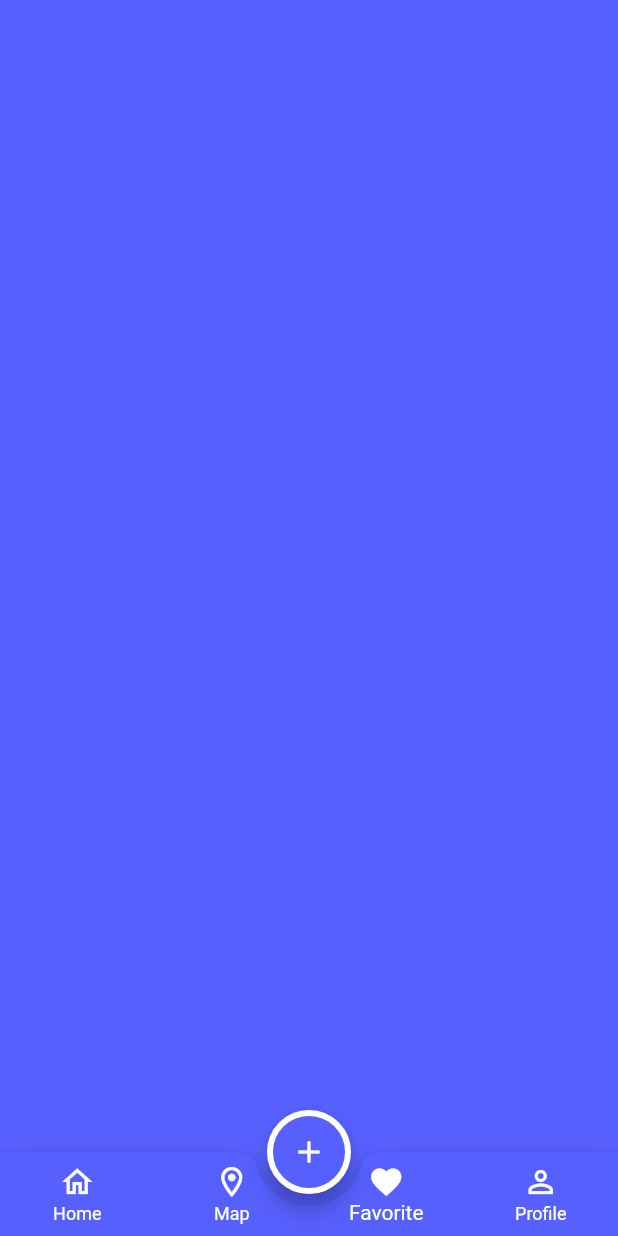
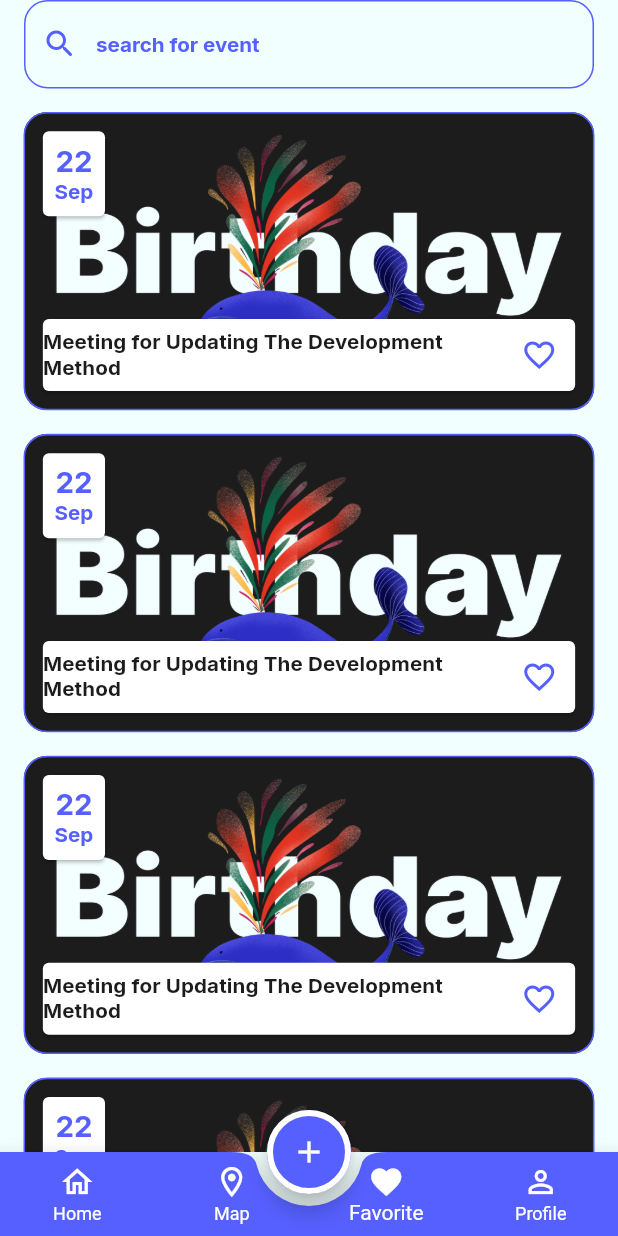
Before and after one commit to Madanike/Evently, a Flutter app: the screen it shows after launch, item 3 of the bottom bar chosen, on a phone screen of 412 x 824 dp. Run offline on Flutter 3.47's test engine with Material 3 defaults, Android fonts, the phone set to English and light mode, and no system bars; our stand-ins replace flutter_screenutil, google_fonts.

Commit message:
finished favorite tab

```diff
--- a/lib/feature/main_layout/tabs/favorite/favorite_tab.dart
+++ b/lib/feature/main_layout/tabs/favorite/favorite_tab.dart
@@ -1,13 +1,56 @@
 import 'package:evently_project/core/resources/colors_manager.dart';
+import 'package:evently_project/feature/main_layout/tabs/home/event_item.dart';
+import 'package:evently_project/models/category_model.dart';
+import 'package:evently_project/models/event_model.dart';
 import 'package:flutter/material.dart';
+import 'package:flutter_screenutil/flutter_screenutil.dart';
+import 'package:google_fonts/google_fonts.dart';
 
 class FavoriteTab extends StatelessWidget {
   const FavoriteTab({super.key});
 
   @override
   Widget build(BuildContext context) {
-    return Container(
-      color: ColorsManager.blue,
+    return SafeArea(
+      child: Column(
+        children: [
+          Container(
+            margin: EdgeInsets.symmetric(horizontal: 16),
+            child: TextField(
+              decoration: InputDecoration(
+                enabledBorder: OutlineInputBorder(
+                  borderRadius: BorderRadius.circular(16.r),
+                  borderSide: BorderSide(color: ColorsManager.blue, width: 1),
+                ),
+                prefixIcon: Icon(Icons.search_rounded),
+                prefixIconColor: ColorsManager.blue,
+                hintText: 'search for event ',
+                hintStyle: GoogleFonts.inter(
+                  fontSize: 14.sp,
+                  fontWeight: FontWeight.bold,
+                  color: ColorsManager.blue,
+                ),
+              ),
+            ),
+          ),
+          SizedBox(height: 16.h),
+          Expanded(
+            child: ListView.separated(
+              itemBuilder: (context, index) => EventItem(
+                event: EventModel(
+                  category: CategoryModel.categoriesWithAll[3],
+                  title: 'Meeting for Updating The Development Method ',
+                  description: 'Meeting for Updating The Development Method ',
+                  dateTime: DateTime.now(),
+                  timeOfDay: TimeOfDay.now(),
+                ),
+              ),
+              separatorBuilder: (context, index) => SizedBox(height: 16.h),
+              itemCount: 20,
+            ),
+          ),
+        ],
+      ),
     );
   }
 }
```
